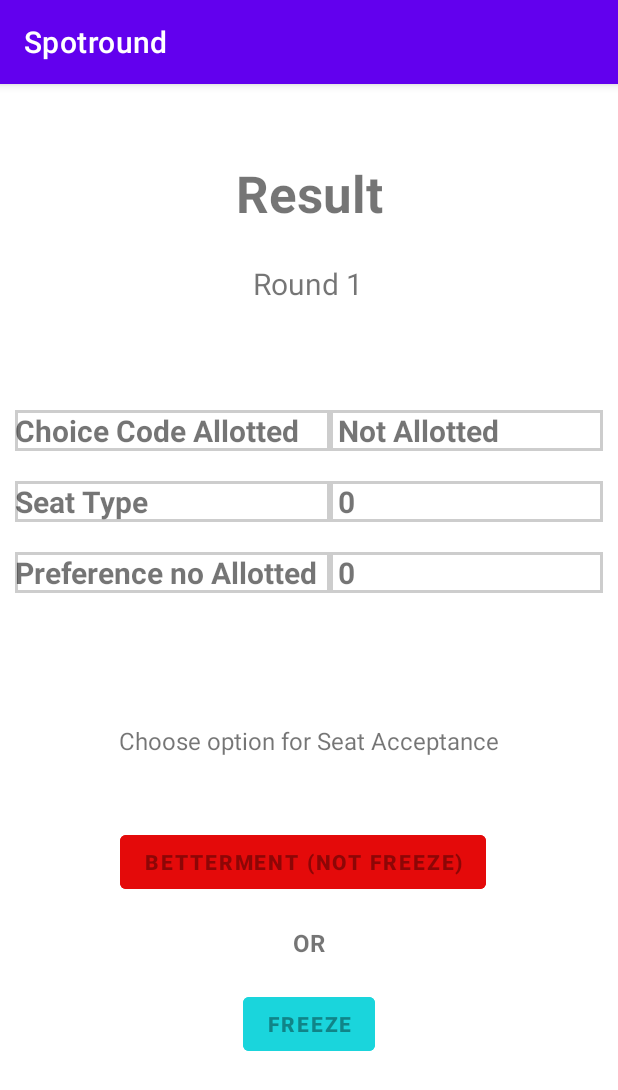
After one commit to SpotRoundProject/Main, an Android app: the ResultActivity screen opened directly, with no data from a screen before it, on a phone screen of 412 x 824 dp. The commit adds this screen. Shown: the top 1090 px of the screen. Run offline under Robolectric (Android 15) with nearby library versions, the phone set to English and light mode, and no system bars; our stand-ins replace Firebase (no records; nobody signed in at launch, a user with empty details on screens opened directly).

Commit message:
ResultActivity

```diff
--- a/app/src/main/AndroidManifest.xml
+++ b/app/src/main/AndroidManifest.xml
@@ -13,7 +13,8 @@
         android:roundIcon="@mipmap/ic_launcher_round"
         android:supportsRtl="true"
         android:theme="@style/Theme.Spotround">
-        <activity android:name=".ScheduleActivity"></activity>
+        <activity android:name=".ResultActivity"></activity>
+        <activity android:name=".ScheduleActivity" />
         <activity android:name=".SetPreference" />
         <activity android:name=".ShowVacancy2" />
         <activity android:name=".ShowVacancy" />
--- /dev/null
+++ b/app/src/main/java/com/example/spotround/ResultActivity.java
@@ -0,0 +1,82 @@
+package com.example.spotround;
+
+import androidx.appcompat.app.AppCompatActivity;
+
+import android.app.ProgressDialog;
+import android.os.Bundle;
+import android.view.View;
+import android.view.WindowManager;
+
+import com.example.spotround.databinding.ActivityResultBinding;
+import com.example.spotround.modle.Result;
+import com.google.android.gms.tasks.OnSuccessListener;
+import com.google.firebase.auth.FirebaseAuth;
+import com.google.firebase.firestore.DocumentReference;
+import com.google.firebase.firestore.DocumentSnapshot;
+import com.google.firebase.firestore.FirebaseFirestore;
+
+public class ResultActivity extends AppCompatActivity {
+    ActivityResultBinding binding;
+    DocumentReference reference;
+    FirebaseFirestore fireStore;
+    FirebaseAuth auth;
+    Result result;
+    ProgressDialog progressDialog;
+
+    @Override
+    protected void onCreate(Bundle savedInstanceState) {
+        super.onCreate(savedInstanceState);
+        binding = ActivityResultBinding.inflate(getLayoutInflater());
+        setContentView(binding.getRoot());
+
+        auth = FirebaseAuth.getInstance();
+        fireStore = FirebaseFirestore.getInstance();
+        progressDialog = new ProgressDialog(ResultActivity.this);
+        progressDialog.setTitle("Loading");
+        progressDialog.setMessage("Fetching data");
+
+        reference = fireStore.collection("Result").document(auth.getCurrentUser().getUid());
+
+        reference.get().addOnSuccessListener(new OnSuccessListener<DocumentSnapshot>() {
+            @Override
+            public void onSuccess(DocumentSnapshot documentSnapshot) {
+                progressDialog.show();
+                progressDialog.setCancelable(false);
+                progressDialog.setCanceledOnTouchOutside(false);
+                getWindow().setFlags(WindowManager.LayoutParams.FLAG_NOT_TOUCHABLE,
+                        WindowManager.LayoutParams.FLAG_NOT_TOUCHABLE);
+
+                if(documentSnapshot.exists()) {
+                    result = documentSnapshot.toObject(Result.class);
+                    if(result.getPreferenceNo().contains("1"))
+                        binding.betterment.setEnabled(false);
+                    binding.choiceAllotted.setText(result.getChoiceCode());
+                    binding.PreferenceAllotted.setText(result.getPreferenceNo());
+                    binding.seatType.setText(result.getSeatType());
+                }
+                else {
+                    binding.choiceAllotted.setText("Not Allotted");
+                    binding.betterment.setEnabled(false);
+                    binding.freeze.setEnabled(false);
+                }
+                progressDialog.hide();
+                getWindow().clearFlags(WindowManager.LayoutParams.FLAG_NOT_TOUCHABLE);
+            }
+        });
+
+        binding.betterment.setOnClickListener(new View.OnClickListener() {
+            @Override
+            public void onClick(View v) {
+
+            }
+        });
+
+        binding.freeze.setOnClickListener(new View.OnClickListener() {
+            @Override
+            public void onClick(View v) {
+
+            }
+        });
+    }
+
+}
--- /dev/null
+++ b/app/src/main/res/drawable/textviewborder.xml
@@ -0,0 +1,7 @@
+<?xml version="1.0" encoding="utf-8"?>
+<shape xmlns:android="http://schemas.android.com/apk/res/android"
+    android:shape="rectangle" >
+    <stroke
+        android:width="2dp"
+        android:color="#cdcdcd" />
+</shape>
--- a/app/src/main/res/layout/activity_apply.xml
+++ b/app/src/main/res/layout/activity_apply.xml
@@ -210,7 +210,9 @@
                 android:layout_width="350dp"
                 android:layout_height="wrap_content"
                 android:layout_gravity="center"
-                android:text="Self Decleration"
+                android:layout_marginTop="10dp"
+                android:layout_marginBottom="10dp"
+                android:text="I understand that if I do not meet the notified eligibility requirements, I will be disqualified and my admission/ any allotment made shall stands cancelled"
                 android:theme="@style/CheckBox" />
 
             <Button
--- /dev/null
+++ b/app/src/main/res/layout/activity_result.xml
@@ -0,0 +1,184 @@
+<?xml version="1.0" encoding="utf-8"?>
+<androidx.constraintlayout.widget.ConstraintLayout xmlns:android="http://schemas.android.com/apk/res/android"
+    xmlns:app="http://schemas.android.com/apk/res-auto"
+    xmlns:tools="http://schemas.android.com/tools"
+    android:layout_width="match_parent"
+    android:layout_height="match_parent"
+    tools:context=".ResultActivity">
+
+    <TextView
+        android:id="@+id/textView12"
+        android:layout_width="wrap_content"
+        android:layout_height="wrap_content"
+        android:layout_marginTop="50dp"
+        android:text="Result"
+        android:textSize="34sp"
+        android:textStyle="bold"
+        app:layout_constraintEnd_toEndOf="parent"
+        app:layout_constraintStart_toStartOf="parent"
+        app:layout_constraintTop_toTopOf="parent" />
+
+    <TextView
+        android:id="@+id/Round"
+        android:layout_width="wrap_content"
+        android:layout_height="wrap_content"
+        android:layout_marginTop="24dp"
+        android:text="Round 1"
+        android:textSize="20sp"
+        app:layout_constraintEnd_toEndOf="parent"
+        app:layout_constraintHorizontal_bias="0.498"
+        app:layout_constraintStart_toStartOf="parent"
+        app:layout_constraintTop_toBottomOf="@+id/textView12" />
+
+    <LinearLayout
+        android:layout_width="match_parent"
+        android:layout_height="wrap_content"
+        android:orientation="vertical"
+        app:layout_constraintBottom_toTopOf="@+id/textView17"
+        app:layout_constraintEnd_toEndOf="parent"
+        app:layout_constraintHorizontal_bias="0.0"
+        app:layout_constraintStart_toStartOf="parent"
+        app:layout_constraintTop_toBottomOf="@+id/Round"
+        app:layout_constraintVertical_bias="0.369">
+
+        <LinearLayout
+            android:layout_width="match_parent"
+            android:layout_height="match_parent"
+            android:layout_marginTop="20dp"
+            android:orientation="horizontal"
+            android:paddingLeft="10dp"
+            android:paddingRight="10dp">
+
+            <TextView
+                android:id="@+id/textView14"
+                android:layout_width="210dp"
+                android:layout_height="wrap_content"
+                android:background="@drawable/textviewborder"
+                android:text="Choice Code Allotted"
+                android:textSize="20sp"
+                android:textStyle="bold" />
+
+            <TextView
+                android:id="@+id/choiceAllotted"
+                android:layout_width="match_parent"
+                android:layout_height="wrap_content"
+                android:layout_gravity="center"
+                android:background="@drawable/textviewborder"
+                android:paddingLeft="5dp"
+                android:text="0"
+                android:textSize="20sp"
+                android:textStyle="bold" />
+        </LinearLayout>
+
+        <LinearLayout
+            android:layout_width="match_parent"
+            android:layout_height="match_parent"
+            android:layout_marginTop="20dp"
+            android:orientation="horizontal"
+            android:paddingLeft="10dp"
+            android:paddingRight="10dp">
+
+            <TextView
+                android:id="@+id/textView15"
+                android:layout_width="210dp"
+                android:layout_height="wrap_content"
+                android:background="@drawable/textviewborder"
+                android:text="Seat Type"
+                android:textSize="20sp"
+                android:textStyle="bold" />
+
+            <TextView
+                android:id="@+id/seatType"
+                android:layout_width="match_parent"
+                android:layout_height="wrap_content"
+                android:background="@drawable/textviewborder"
+                android:paddingLeft="5dp"
+                android:text="0"
+                android:textSize="20sp"
+                android:textStyle="bold" />
+        </LinearLayout>
+
+        <LinearLayout
+            android:layout_width="match_parent"
+            android:layout_height="match_parent"
+            android:layout_marginTop="20dp"
+            android:orientation="horizontal"
+            android:paddingLeft="10dp"
+            android:paddingRight="10dp">
+
+            <TextView
+                android:id="@+id/textView16"
+                android:layout_width="210dp"
+                android:layout_height="wrap_content"
+                android:background="@drawable/textviewborder"
+                android:text="Preference no Allotted"
+                android:textSize="20sp"
+                android:textStyle="bold" />
+
+            <TextView
+                android:id="@+id/PreferenceAllotted"
+                android:layout_width="match_parent"
+                android:layout_height="wrap_content"
+                android:layout_gravity="center"
+                android:background="@drawable/textviewborder"
+                android:paddingLeft="5dp"
+                android:text="0"
+                android:textSize="20sp"
+                android:textStyle="bold" />
+        </LinearLayout>
+    </LinearLayout>
+
+    <Button
+        android:id="@+id/betterment"
+        android:layout_width="wrap_content"
+        android:layout_height="wrap_content"
+        android:layout_marginTop="348dp"
+        android:backgroundTint="#E40A0A"
+        android:text="Betterment (Not Freeze)"
+        android:textStyle="bold"
+        app:layout_constraintEnd_toEndOf="parent"
+        app:layout_constraintHorizontal_bias="0.476"
+        app:layout_constraintStart_toStartOf="parent"
+        app:layout_constraintTop_toBottomOf="@+id/Round" />
+
+    <Button
+        android:id="@+id/freeze"
+        android:layout_width="wrap_content"
+        android:layout_height="wrap_content"
+        android:backgroundTint="#1AD5DC"
+        android:text="Freeze"
+        android:textStyle="bold"
+        app:layout_constraintBottom_toBottomOf="parent"
+        app:layout_constraintEnd_toEndOf="parent"
+        app:layout_constraintStart_toStartOf="parent"
+        app:layout_constraintTop_toBottomOf="@+id/betterment"
+        app:layout_constraintVertical_bias="0.339" />
+
+    <TextView
+        android:id="@+id/textView17"
+        android:layout_width="wrap_content"
+        android:layout_height="wrap_content"
+        android:layout_marginTop="280dp"
+        android:text="Choose option for Seat Acceptance"
+        android:textSize="16sp"
+        app:layout_constraintBottom_toTopOf="@+id/betterment"
+        app:layout_constraintEnd_toEndOf="parent"
+        app:layout_constraintStart_toStartOf="parent"
+        app:layout_constraintTop_toBottomOf="@+id/Round"
+        app:layout_constraintVertical_bias="0.0" />
+
+    <TextView
+        android:id="@+id/textView21"
+        android:layout_width="wrap_content"
+        android:layout_height="wrap_content"
+        android:layout_marginTop="9dp"
+        android:layout_marginBottom="10dp"
+        android:text="OR"
+        android:textSize="16sp"
+        android:textStyle="bold"
+        app:layout_constraintBottom_toTopOf="@+id/freeze"
+        app:layout_constraintEnd_toEndOf="parent"
+        app:layout_constraintStart_toStartOf="parent"
+        app:layout_constraintTop_toBottomOf="@+id/betterment" />
+
+</androidx.constraintlayout.widget.ConstraintLayout>
--- a/app/src/main/res/layout/activity_schedule.xml
+++ b/app/src/main/res/layout/activity_schedule.xml
@@ -28,6 +28,7 @@
             android:textSize="35sp" />
 
         <TextView
+            android:id="@+id/date"
             android:layout_width="wrap_content"
             android:layout_height="56dp"
             android:layout_weight="0"
```
Also changed, not shown: app/src/main/java/com/example/spotround/Apply.java (+16 -10 lines), app/src/main/java/com/example/spotround/MainActivity.java (+63 -4 lines), app/src/main/java/com/example/spotround/ScheduleActivity.java (+20 -0 lines), app/src/main/java/com/example/spotround/modle/Result.java (added, +37 -0 lines), app/src/main/java/com/example/spotround/modle/Schedule.java (+11 -2 lines), app/src/main/res/drawable/ic_baseline_help_24.xml (added, +10 -0 lines), app/src/main/res/drawable/ic_baseline_logout_24.xml (added, +10 -0 lines), app/src/main/res/drawable/ic_baseline_more_vert_24.xml (added, +10 -0 lines), app/src/main/res/layout/activity_institute.xml (+23 -12 lines), app/src/main/res/layout/activity_main.xml (+15 -4 lines), app/src/main/res/layout/activity_show_vacancy2.xml (+33 -23 lines), app/src/main/res/menu/mainactivitymenu.xml (added, +11 -0 lines).
